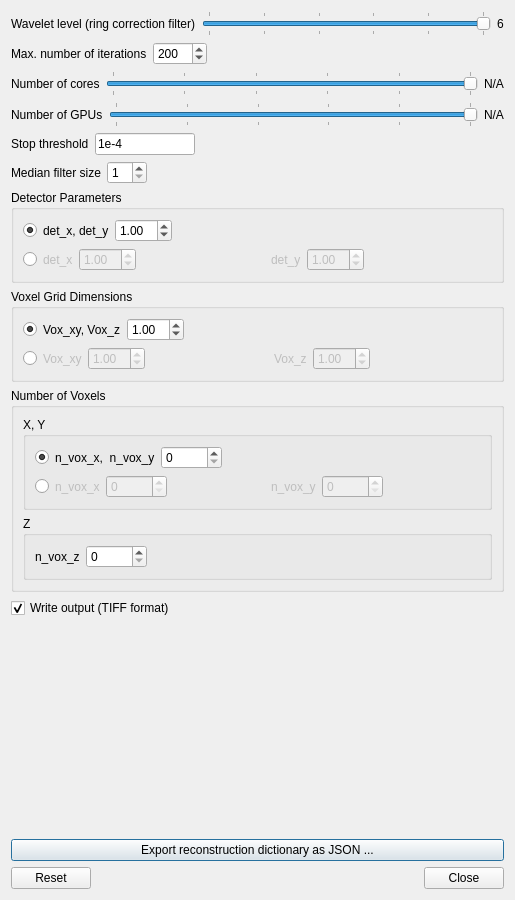
Qt form src/pyMBIR_UI/ui/advanced_settings.ui (ornlneutronimaging/pyMBIR_UI) before a commit.
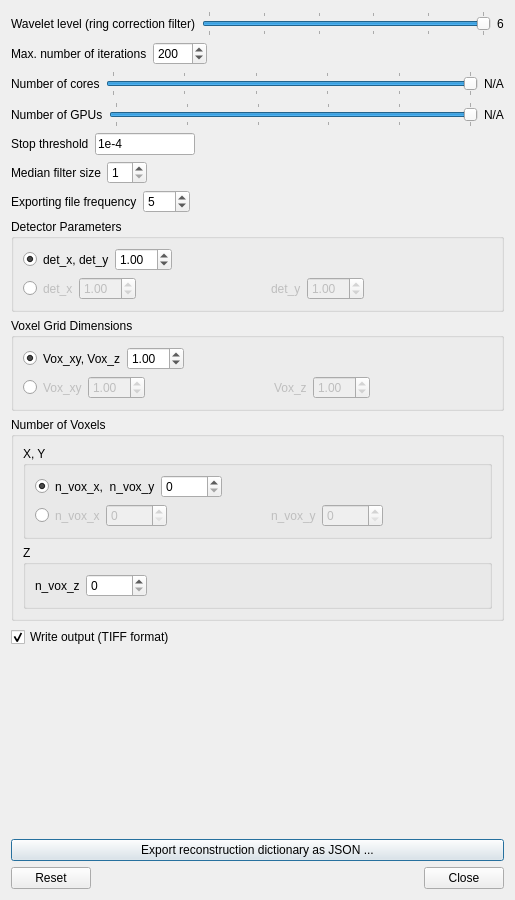
The same form after that commit.

Commit message: Added exporint file frequency flag. Adding option to run pyMBIR from config file. this refs #38

Patch:
```diff
--- a/src/pyMBIR_UI/ui/advanced_settings.ui
+++ b/src/pyMBIR_UI/ui/advanced_settings.ui
@@ -272,6 +272,43 @@
      </item>
     </layout>
    </item>
+   <item>
+    <layout class="QHBoxLayout" name="horizontalLayout_16">
+     <item>
+      <widget class="QLabel" name="label_6">
+       <property name="text">
+        <string>Exporting file frequency</string>
+       </property>
+      </widget>
+     </item>
+     <item>
+      <widget class="QSpinBox" name="exporting_file_frequency_spinBox">
+       <property name="minimum">
+        <number>1</number>
+       </property>
+       <property name="maximum">
+        <number>200</number>
+       </property>
+       <property name="value">
+        <number>5</number>
+       </property>
+      </widget>
+     </item>
+     <item>
+      <spacer name="horizontalSpacer_16">
+       <property name="orientation">
+        <enum>Qt::Horizontal</enum>
+       </property>
+       <property name="sizeHint" stdset="0">
+        <size>
+         <width>40</width>
+         <height>20</height>
+        </size>
+       </property>
+      </spacer>
+     </item>
+    </layout>
+   </item>
    <item>
     <widget class="QGroupBox" name="groupBox">
      <property name="title">
```
The commit also changes 6 other files.
